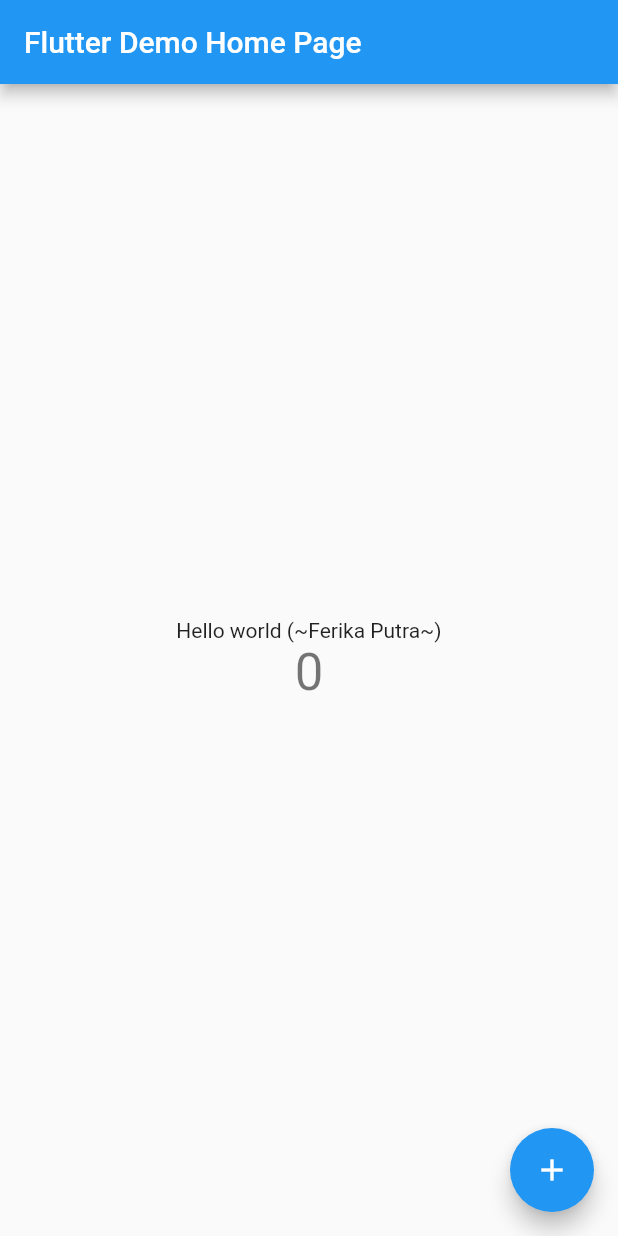
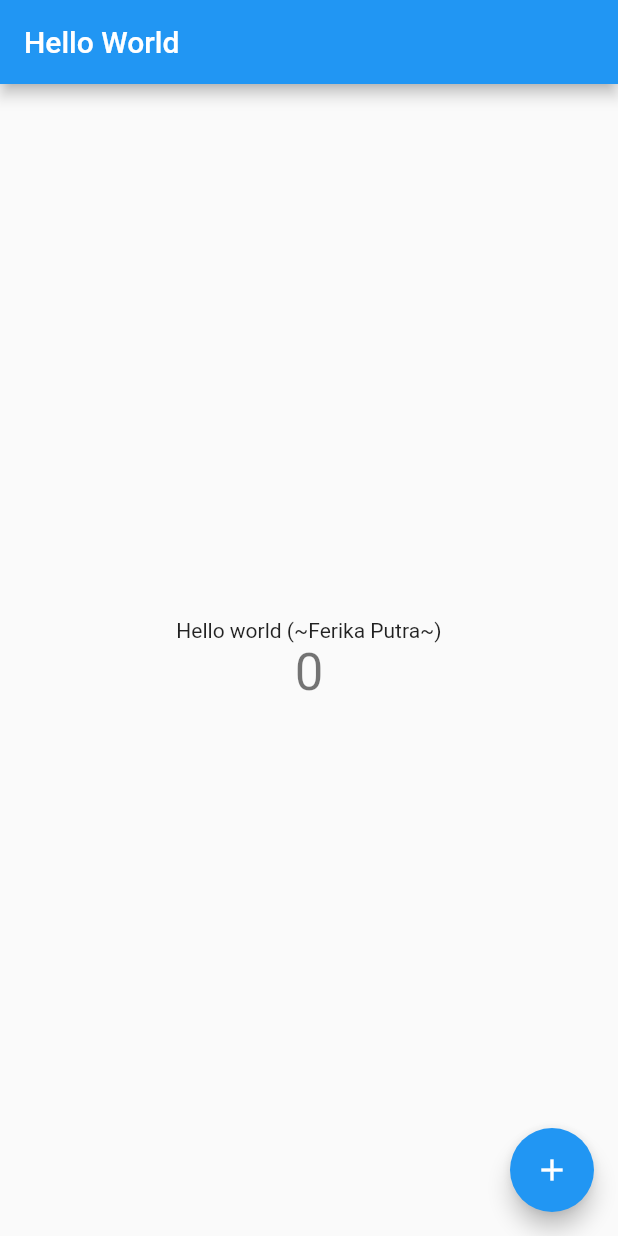
Before and after one commit to ferika0702/Pemrograman-Mobile-Minggu-1-, a Flutter app: the screen it shows after launch, on a phone screen of 412 x 824 dp. Run offline on Flutter 3.47's test engine with Material 2 defaults, Android fonts, the phone set to English and light mode, and no system bars.

Commit message:
ubah isi

```diff
--- a/lib/main.dart
+++ b/lib/main.dart
@@ -22,7 +22,7 @@ class MyApp extends StatelessWidget {
         // is not restarted.
         primarySwatch: Colors.blue,
       ),
-      home: MyHomePage(title: 'Flutter Demo Home Page'),
+      home: MyHomePage(title: 'Hello World'),
     );
   }
 }
```
